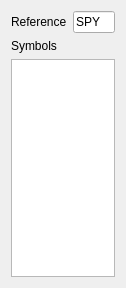
This is trunk/spreadApp/widgets/symbolChooser.ui in sjev/trading-with-python as Qt 5 draws it before an edit. The edited form follows.
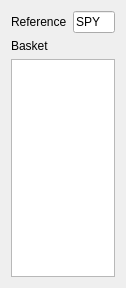
This is the edited form.

```diff
--- a/trunk/spreadApp/widgets/symbolChooser.ui
+++ b/trunk/spreadApp/widgets/symbolChooser.ui
@@ -50,7 +50,7 @@
    <item>
     <widget class="QLabel" name="label_2">
      <property name="text">
-      <string>Symbols</string>
+      <string>Basket</string>
      </property>
      <property name="buddy">
       <cstring>listSymbols</cstring>
```
